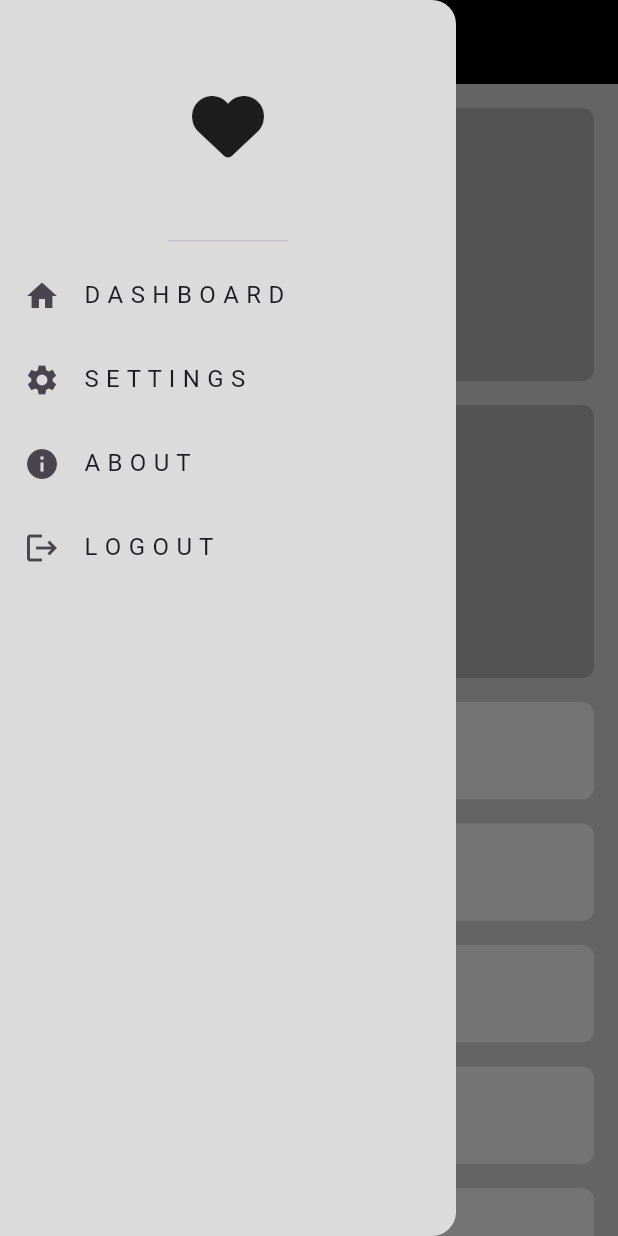
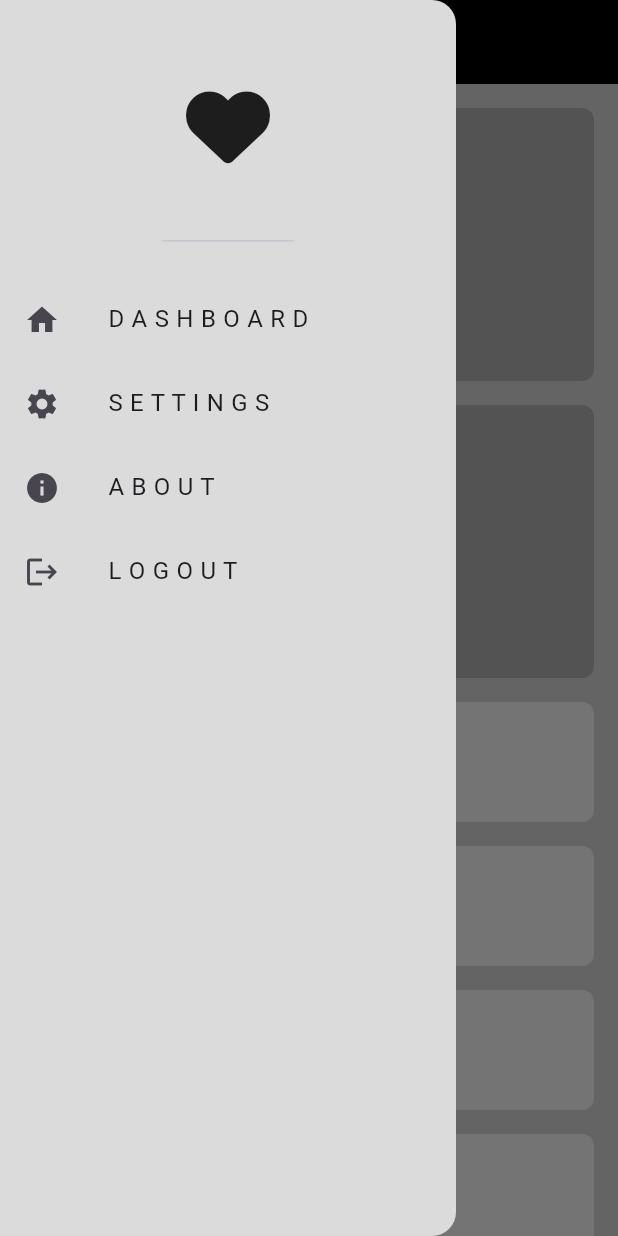
Before and after one commit to SalahYasser/adapter_app, a Flutter app: the screen it shows after launch, with the side drawer open, on a phone screen of 412 x 824 dp. Run offline on Flutter 3.47's test engine with Material 3 defaults, Android fonts, the phone set to English and light mode, and no system bars; our stand-ins replace font_awesome_flutter.

Commit message:
desktop layout done

```diff
--- a/lib/views/widgets/custom_drawer.dart
+++ b/lib/views/widgets/custom_drawer.dart
@@ -16,15 +16,17 @@ class CustomDrawer extends StatelessWidget {
   @override
   Widget build(BuildContext context) {
     return const Drawer(
+      elevation: 0,
       backgroundColor: Color(0xffDBDBDB),
       child: Column(
         children: [
           DrawerHeader(
             child: Icon(
               FontAwesomeIcons.solidHeart,
-              size: 48,
+              size: 56,
             ),
           ),
+          SizedBox(height: 16),
           CustomDrawerItemListView(items: items),
         ],
       ),
--- a/lib/views/widgets/custom_drawer_item.dart
+++ b/lib/views/widgets/custom_drawer_item.dart
@@ -10,7 +10,10 @@ class CustomDrawerItem extends StatelessWidget {
   Widget build(BuildContext context) {
     return ListTile(
       leading: Icon(drawerItemModel.icon),
-      title: Text(drawerItemModel.title),
+      title: Padding(
+        padding: const EdgeInsets.only(left: 16),
+        child: Text(drawerItemModel.title),
+      ),
     );
   }
 }
--- a/lib/views/widgets/custom_item.dart
+++ b/lib/views/widgets/custom_item.dart
@@ -1,14 +1,16 @@
 import 'package:flutter/material.dart';
 
 class CustomItem extends StatelessWidget {
-  const CustomItem({super.key});
+  const CustomItem({super.key, this.color});
+
+  final Color? color;
 
   @override
   Widget build(BuildContext context) {
     return Container(
       decoration: BoxDecoration(
           borderRadius: BorderRadius.circular(8),
-          color: const Color(0xffB4B4B4)),
+          color: color ?? const Color(0xffB4B4B4)),
     );
   }
 }
--- a/lib/views/widgets/custom_item_2.dart
+++ b/lib/views/widgets/custom_item_2.dart
@@ -6,10 +6,10 @@ class CustomItem2 extends StatelessWidget {
   @override
   Widget build(BuildContext context) {
     return Container(
-      height: 65,
+      height: 80,
       decoration: BoxDecoration(
           borderRadius: BorderRadius.circular(8),
-          color: const Color(0xffFCFCFC)
+          color: const Color(0xffFCFCFC),
       ),
     );
   }
--- a/lib/views/widgets/custom_list_tablet.dart
+++ b/lib/views/widgets/custom_list_tablet.dart
@@ -8,7 +8,7 @@ class CustomListTablet extends StatelessWidget {
   Widget build(BuildContext context) {
     return SliverToBoxAdapter(
       child: SizedBox(
-        height: 100,
+        height: 160,
         child: ListView.builder(
           itemCount: 15,
           scrollDirection: Axis.horizontal,
```
Also changed, not shown: lib/views/widgets/custom_desktop_widget.dart (added, +21 -0 lines), lib/views/widgets/desktop_layout.dart (+19 -1 lines).
